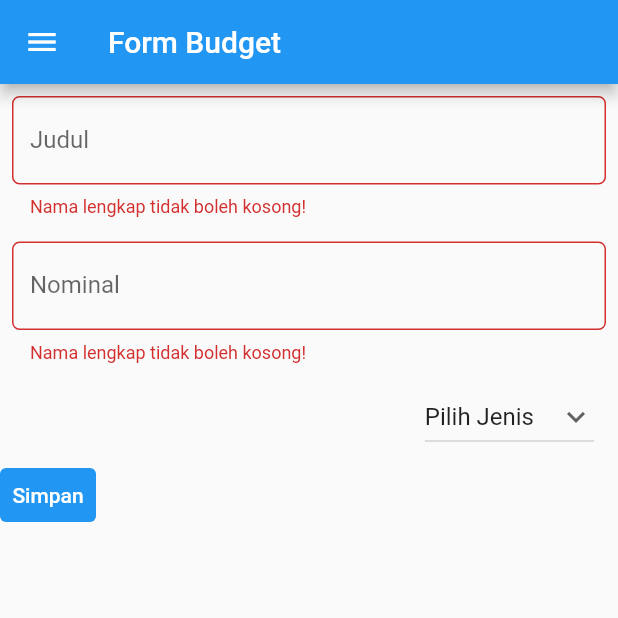
After one commit to bimoph/pbp-flutter-lab, a Flutter app: the MyFormPage screen opened directly, after a tap on "Simpan", on a phone screen of 412 x 824 dp, the top half of it. The commit adds this screen. Run offline on Flutter 3.47's test engine with Material 2 defaults, Android fonts, the phone set to English and light mode, and no system bars.

Commit message:
Tugas 2 flutter

```diff
--- /dev/null
+++ b/lib/model.dart
@@ -0,0 +1,11 @@
+class ModelBudget {
+  String judul;
+  double nominal;
+  String jenis;
+
+  ModelBudget(this.judul, this.nominal, this.jenis);
+}
+
+class ListModelBudget {
+  static List<ModelBudget> isi = <ModelBudget>[];
+}
--- /dev/null
+++ b/lib/tambah_budget.dart
@@ -0,0 +1,201 @@
+import 'package:counter_7/data_budget.dart';
+import 'package:flutter/material.dart';
+import 'package:counter_7/main.dart';
+import 'package:flutter/services.dart';
+import 'package:counter_7/model.dart';
+
+class MyFormPage extends StatefulWidget {
+  const MyFormPage({super.key});
+
+  @override
+  State<MyFormPage> createState() => _MyFormPageState();
+}
+
+class _MyFormPageState extends State<MyFormPage> {
+  final _formKey = GlobalKey<FormState>();
+  String _judul = "";
+  double nominal = 0;
+  double umur = 0;
+  String jenis = 'Pilih Jenis';
+  List<String> listJenis = ['Pilih Jenis', 'Pemasukan', 'Pengeluaran'];
+  List<ModelBudget> listBudget = [];
+
+  @override
+  Widget build(BuildContext context) {
+    return Scaffold(
+        appBar: AppBar(
+          title: const Text('Form Budget'),
+        ),
+        // Menambahkan drawer menu
+        drawer: Drawer(
+          child: Column(
+            children: [
+              // Menambahkan clickable menu
+              ListTile(
+                title: const Text('counter_7'),
+                onTap: () {
+                  // Route menu ke halaman utama
+                  Navigator.pushReplacement(
+                    context,
+                    MaterialPageRoute(
+                        builder: (context) => const MyHomePage(
+                              title: 'Program Counter',
+                            )),
+                  );
+                },
+              ),
+              ListTile(
+                title: const Text('Tambah Budget'),
+                onTap: () {
+                  // Route menu ke halaman form
+                  Navigator.pushReplacement(
+                    context,
+                    MaterialPageRoute(builder: (context) => const MyFormPage()),
+                  );
+                },
+              ),
+              ListTile(
+                title: const Text('Data Budget'),
+                onTap: () {
+                  // Route menu ke halaman form
+                  Navigator.pushReplacement(
+                    context,
+                    MaterialPageRoute(
+                        builder: (context) => const DataBudgetPage()),
+                  );
+                },
+              ),
+            ],
+          ),
+        ),
+        body: Form(
+          key: _formKey,
+          child: SingleChildScrollView(
+            child: Container(
+              // margin: const EdgeInsets.all(8),
+              // decoration: BoxDecoration(
+              //   border: Border.all(color: Colors.grey),
+              //   borderRadius: BorderRadius.circular(5),
+              // ),
+              // padding: const EdgeInsets.all(20.0),
+              child: Column(
+                crossAxisAlignment: CrossAxisAlignment.start,
+                children: [
+                  Padding(
+                    // JUDUL INPUT
+                    // Menggunakan padding sebesar 8 pixels
+                    padding: const EdgeInsets.all(8.0),
+                    child: TextFormField(
+                      decoration: InputDecoration(
+                        // hintText: "Contoh: Pak Dengklek",
+                        labelText: "Judul",
+                        // Menambahkan icon agar lebih intuitif
+                        // icon: const Icon(Icons.people),
+                        // Menambahkan circular border agar lebih rapi
+                        border: OutlineInputBorder(
+                          borderRadius: BorderRadius.circular(5.0),
+                        ),
+                      ),
+                      // Menambahkan behavior saat nama diketik
+                      onChanged: (String? value) {
+                        setState(() {
+                          _judul = value!;
+                        });
+                      },
+                      // Menambahkan behavior saat data disimpan
+                      onSaved: (String? value) {
+                        setState(() {
+                          _judul = value!;
+                        });
+                      },
+                      // Validator sebagai validasi form
+                      validator: (String? value) {
+                        if (value == null || value.isEmpty) {
+                          return 'Nama lengkap tidak boleh kosong!';
+                        }
+                        return null;
+                      },
+                    ),
+                  ),
+                  Padding(
+                    // NOMINAL INPUT
+                    // Menggunakan padding sebesar 8 pixels
+                    padding: const EdgeInsets.all(8.0),
+                    child: TextFormField(
+                      keyboardType: TextInputType.number,
+                      inputFormatters: <TextInputFormatter>[
+                        FilteringTextInputFormatter.digitsOnly
+                      ],
+                      decoration: InputDecoration(
+                        // hintText: "Contoh: Pak Dengklek",
+                        labelText: "Nominal",
+                        // Menambahkan icon agar lebih intuitif
+                        // icon: const Icon(Icons.people),
+                        // Menambahkan circular border agar lebih rapi
+                        border: OutlineInputBorder(
+                          borderRadius: BorderRadius.circular(5.0),
+                        ),
+                      ),
+                      // Menambahkan behavior saat nama diketik
+                      onChanged: (String? value) {
+                        setState(() {
+                          nominal = double.parse(value!);
+                        });
+                      },
+                      // Menambahkan behavior saat data disimpan
+                      onSaved: (String? value) {
+                        setState(() {
+                          nominal = double.parse(value!);
+                        });
+                      },
+                      // Validator sebagai validasi form
+                      validator: (String? value) {
+                        if (value == null || value.isEmpty) {
+                          return 'Nama lengkap tidak boleh kosong!';
+                        }
+                        return null;
+                      },
+                    ),
+                  ),
+                  ListTile(
+                    // leading: const Icon(Icons.class_),
+                    // title: const Text(
+                    //   'Pilih Jenis',
+                    // ),
+                    trailing: DropdownButton(
+                      value: jenis,
+                      icon: const Icon(Icons.keyboard_arrow_down),
+                      items: listJenis.map((String items) {
+                        return DropdownMenuItem(
+                          value: items,
+                          child: Text(items),
+                        );
+                      }).toList(),
+                      onChanged: (String? newValue) {
+                        setState(() {
+                          jenis = newValue!;
+                        });
+                      },
+                    ),
+                  ),
+                  TextButton(
+                      // ignore: sort_child_properties_last
+                      child: const Text(
+                        "Simpan",
+                        style: TextStyle(color: Colors.white),
+                      ),
+                      style: ButtonStyle(
+                        backgroundColor: MaterialStateProperty.all(Colors.blue),
+                      ),
+                      onPressed: () {
+                        if (_formKey.currentState!.validate()) {}
+                        ListModelBudget.isi
+                            .add(ModelBudget(_judul, nominal, jenis));
+                      }),
+                ],
+              ),
+            ),
+          ),
+        ));
+  }
+}
```
Also changed, not shown: lib/data_budget.dart (added, +83 -0 lines), lib/main.dart (+43 -8 lines).
